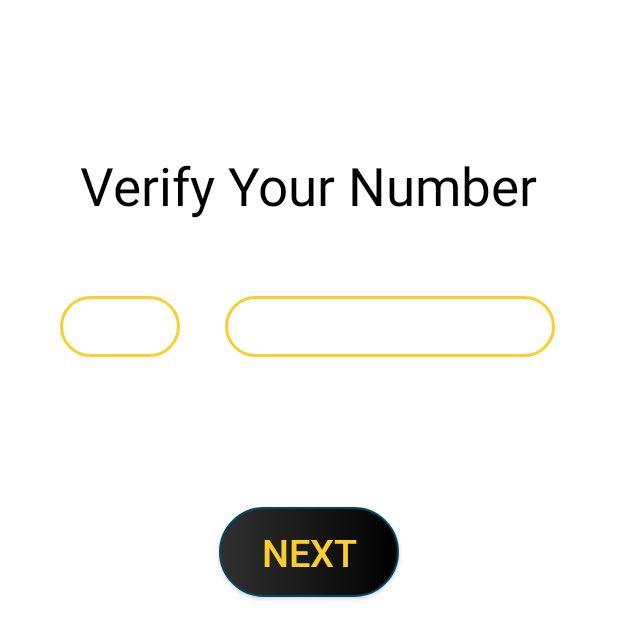
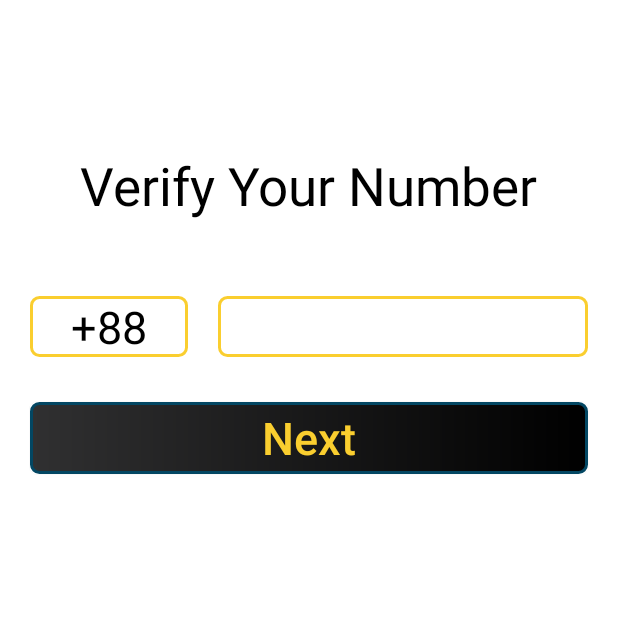
Before and after one commit to prinonbhowmik/Tour-Takers-, an Android app: the screen it shows after launch (AccessPhoneNumber), on a phone screen of 412 x 824 dp. Shown: the top 639 px of the screen. Run offline under Robolectric (Android 15) with nearby library versions, the phone set to English and light mode, and no system bars; Roboto replaces fonts that are not available here.

Commit message:
New Design commit

```diff
--- a/app/src/main/res/drawable/custom_btn.xml
+++ b/app/src/main/res/drawable/custom_btn.xml
@@ -1,13 +1,18 @@
 <?xml version="1.0" encoding="utf-8"?>
 
-    <shape xmlns:android="http://schemas.android.com/apk/res/android">
+    <shape
+    android:shape="rectangle"
+    xmlns:android="http://schemas.android.com/apk/res/android">
 
-        <corners android:radius="50dp"/>
-        <stroke android:color="#034763"
-            android:width="1dp"/>
+        <corners
+            android:radius="5dp"/>
 
-        <gradient android:startColor="#303031"
+        <stroke
+            android:color="#034763"
+            android:width="2dp"/>
 
+        <gradient
+            android:startColor="#303031"
             android:endColor="#000" />
 
     </shape>
--- a/app/src/main/res/drawable/edit_text_design.xml
+++ b/app/src/main/res/drawable/edit_text_design.xml
@@ -9,6 +9,6 @@
     <stroke android:width="2dp"
         android:color="@color/colorYellow"/>
 
-    <corners android:radius="50dp"/>
+    <corners android:radius="5dp"/>
 
 </shape>
--- a/app/src/main/res/drawable/round_ball_design.xml
+++ b/app/src/main/res/drawable/round_ball_design.xml
@@ -10,7 +10,7 @@
     <corners android:radius="50dp"/>
     <stroke android:width="2dp"
         android:color="@color/colorYellow"/>
-    <solid android:color="@android:color/white"/>
+    <solid android:color="@color/colorYellow"/>
 
 
 
--- a/app/src/main/res/layout/activity_access_phone_number.xml
+++ b/app/src/main/res/layout/activity_access_phone_number.xml
@@ -15,45 +15,56 @@
         android:textColor="#000"
         android:layout_centerHorizontal="true"
         android:layout_marginTop="100dp"/>
+
+    <LinearLayout
+        android:id="@+id/liner1"
+        android:layout_width="match_parent"
+        android:layout_height="wrap_content"
+        android:orientation="horizontal"
+        android:layout_marginTop="50dp"
+        android:layout_below="@+id/txt1"
+        android:weightSum="1">
     <TextView
-        android:layout_width="80dp"
+        android:layout_width="0dp"
+        android:layout_weight=".3"
         android:layout_height="wrap_content"
-        android:layout_below="@id/txt1"
         android:textSize="30sp"
-        android:layout_marginStart="40dp"
         android:text="+88"
+        android:layout_marginStart="20dp"
+        android:layout_marginEnd="10dp"
         android:clickable="false"
-        android:layout_marginTop="50dp"
         android:gravity="center"
-        android:textColor="@android:color/white"
+        android:textColor="@android:color/black"
         android:background="@drawable/edit_text_design"/>
 
     <EditText
         android:id="@+id/phone_ET"
-        android:layout_width="220dp"
+        android:layout_width="0dp"
+        android:layout_weight=".7"
         android:layout_height="wrap_content"
+        android:layout_marginEnd="20dp"
+        android:layout_marginStart="10dp"
         android:textColor="#000"
-        android:layout_marginStart="150dp"
         android:textSize="30sp"
-        android:layout_marginTop="50dp"
-        android:paddingStart="20dp"
-        android:paddingEnd="20dp"
         android:inputType="phone"
-        android:background="@drawable/edit_text_design"
-        android:layout_below="@+id/txt1"/>
-
+        android:paddingStart="30sp"
+        android:paddingEnd="30sp"
+        android:background="@drawable/edit_text_design" />
+    </LinearLayout>
 
     <Button
-        android:layout_width="120dp"
-        android:layout_height="60dp"
+        android:layout_width="match_parent"
+        android:layout_height="wrap_content"
         android:text="@string/next"
-        android:textSize="25dp"
+        android:textSize="30sp"
         android:id="@+id/nextbtn1"
-        android:layout_below="@+id/phone_ET"
-        android:layout_marginTop="100dp"
+        android:layout_marginStart="20dp"
+        android:layout_marginEnd="20dp"
+        android:layout_below="@+id/liner1"
+        android:layout_marginTop="30dp"
         android:background="@drawable/custom_btn"
         android:textColor="@color/colorYellow"
-
+        android:textAllCaps="false"
         android:layout_centerHorizontal="true"/>
 
 </RelativeLayout>
--- a/app/src/main/res/values/styles.xml
+++ b/app/src/main/res/values/styles.xml
@@ -3,7 +3,7 @@
     <!-- Base application theme. -->
     <style name="AppTheme" parent="Theme.AppCompat.NoActionBar">
         <!-- Customize your theme here. -->
-        <item name="colorPrimary">@color/colorPrimary</item>
+        <item name="colorPrimary">@color/colorYellow</item>
         <item name="colorPrimaryDark">@color/colorPrimaryDark</item>
         <item name="colorAccent">@color/colorAccent</item>
         <item name="windowNoTitle">true</item>
```
Also changed, not shown: app/src/main/res/anim/ball3_animation.xml (+11 -0 lines), app/src/main/res/layout/activity_code_verification.xml (+24 -19 lines), app/src/main/res/layout/activity_password.xml (+18 -9 lines), app/src/main/res/layout/activity_splash.xml (+11 -1 lines).
